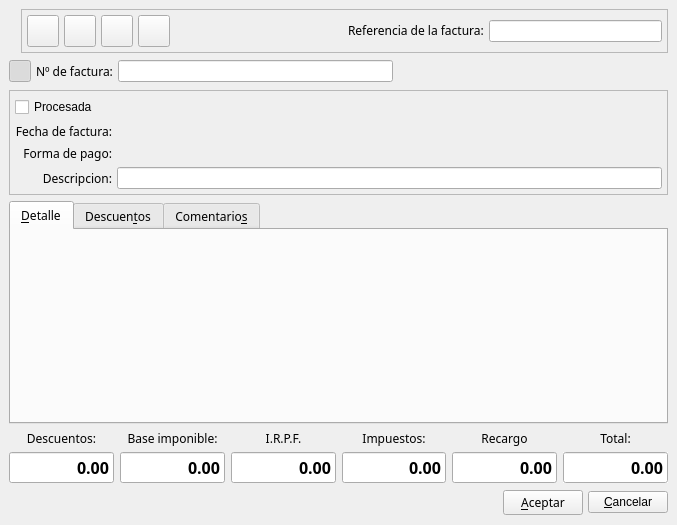
This is bulmages/bulmafact/src/facturapbase.ui in eboladev/Bulmages-1 as Qt 5 draws it before an edit. The edited form follows.
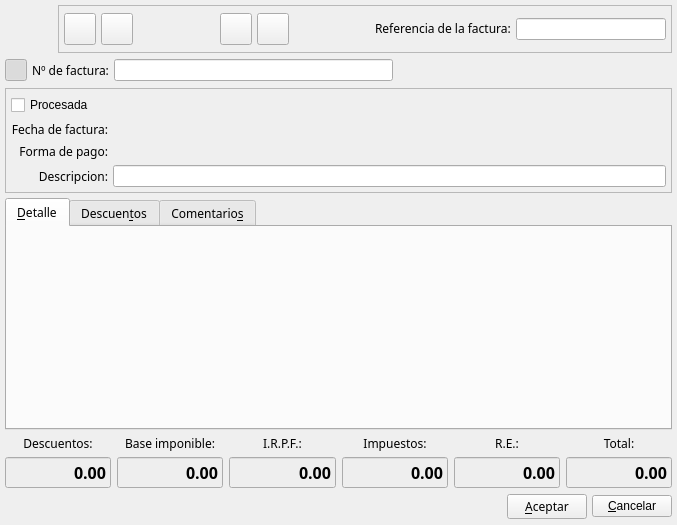
This is the edited form. Icons and pictures are not drawn. Custom widgets are drawn as their Qt base class.

Commit message: Corregido bug #60 y revision otras ventanas.

Patch:
```diff
--- a/bulmages/bulmafact/src/facturapbase.ui
+++ b/bulmages/bulmafact/src/facturapbase.ui
@@ -18,10 +18,10 @@
   </property>
   <layout class="QVBoxLayout" >
    <property name="margin" >
-    <number>9</number>
+    <number>5</number>
    </property>
    <property name="spacing" >
-    <number>6</number>
+    <number>5</number>
    </property>
    <item>
     <layout class="QHBoxLayout" >
@@ -33,6 +33,12 @@
      </property>
      <item>
       <widget class="QLabel" name="pixmapLabel1" >
+       <property name="minimumSize" >
+        <size>
+         <width>48</width>
+         <height>48</height>
+        </size>
+       </property>
        <property name="maximumSize" >
         <size>
          <width>48</width>
@@ -62,19 +68,78 @@
         <property name="spacing" >
          <number>5</number>
         </property>
+        <item row="0" column="1" >
+         <widget class="QToolButton" name="mui_borrar" >
+          <property name="minimumSize" >
+           <size>
+            <width>32</width>
+            <height>32</height>
+           </size>
+          </property>
+          <property name="maximumSize" >
+           <size>
+            <width>32</width>
+            <height>32</height>
+           </size>
+          </property>
+          <property name="toolTip" >
+           <string>Borrar factura</string>
+          </property>
+          <property name="whatsThis" >
+           <string>Borrar factura</string>
+          </property>
+          <property name="text" >
+           <string/>
+          </property>
+          <property name="icon" >
+           <iconset resource="../../bulmages.qrc" >:/Genericos32x32/images/png/i_editDelete.png</iconset>
+          </property>
+          <property name="iconSize" >
+           <size>
+            <width>32</width>
+            <height>32</height>
+           </size>
+          </property>
+         </widget>
+        </item>
+        <item row="0" column="3" >
+         <widget class="QToolButton" name="mui_veralbaranes" >
+          <property name="enabled" >
+           <bool>true</bool>
+          </property>
+          <property name="minimumSize" >
+           <size>
+            <width>32</width>
+            <height>32</height>
+           </size>
+          </property>
+          <property name="maximumSize" >
+           <size>
+            <width>32</width>
+            <height>32</height>
+           </size>
+          </property>
+          <property name="toolTip" >
+           <string>Ver albaranes con la misma referencia</string>
+          </property>
+          <property name="whatsThis" >
+           <string>Ver albaranes con la misma referencia</string>
+          </property>
+          <property name="text" >
+           <string/>
+          </property>
+          <property name="icon" >
+           <iconset resource="../../bulmages.qrc" >:/Bulmafact48x48/images/png/48x48/i_bulmages_compras_albaran.48x48.png</iconset>
+          </property>
+          <property name="iconSize" >
+           <size>
+            <width>32</width>
+            <height>32</height>
+           </size>
+          </property>
+         </widget>
+        </item>
         <item row="0" column="6" >
-         <widget class="BusquedaReferencia" name="m_reffacturap" >
-          <property name="sizePolicy" >
-           <sizepolicy>
-            <hsizetype>7</hsizetype>
-            <vsizetype>0</vsizetype>
-            <horstretch>0</horstretch>
-            <verstretch>0</verstretch>
-           </sizepolicy>
-          </property>
-         </widget>
-        </item>
-        <item row="0" column="5" >
          <widget class="QLabel" name="label5" >
           <property name="sizePolicy" >
            <sizepolicy>
@@ -100,7 +165,59 @@
           </property>
          </widget>
         </item>
-        <item row="0" column="4" >
+        <item row="0" column="0" >
+         <widget class="QToolButton" name="mui_guardar" >
+          <property name="minimumSize" >
+           <size>
+            <width>32</width>
+            <height>32</height>
+           </size>
+          </property>
+          <property name="maximumSize" >
+           <size>
+            <width>32</width>
+            <height>32</height>
+           </size>
+          </property>
+          <property name="toolTip" >
+           <string>Guardar factura</string>
+          </property>
+          <property name="whatsThis" >
+           <string>Guardar factura</string>
+          </property>
+          <property name="text" >
+           <string/>
+          </property>
+          <property name="icon" >
+           <iconset resource="../../bulmages.qrc" >:/Genericos32x32/images/png/i_save.xpm</iconset>
+          </property>
+          <property name="iconSize" >
+           <size>
+            <width>32</width>
+            <height>32</height>
+           </size>
+          </property>
+         </widget>
+        </item>
+        <item row="0" column="7" >
+         <widget class="BusquedaReferencia" name="m_reffacturap" >
+          <property name="sizePolicy" >
+           <sizepolicy>
+            <hsizetype>7</hsizetype>
+            <vsizetype>0</vsizetype>
+            <horstretch>0</horstretch>
+            <verstretch>0</verstretch>
+           </sizepolicy>
+          </property>
+          <property name="minimumSize" >
+           <size>
+            <width>150</width>
+            <height>0</height>
+           </size>
+          </property>
+         </widget>
+        </item>
+        <item row="0" column="5" >
          <spacer>
           <property name="orientation" >
            <enum>Qt::Horizontal</enum>
@@ -116,7 +233,7 @@
           </property>
          </spacer>
         </item>
-        <item row="0" column="3" >
+        <item row="0" column="4" >
          <widget class="QToolButton" name="mui_pagar" >
           <property name="enabled" >
            <bool>true</bool>
@@ -134,10 +251,10 @@
            </size>
           </property>
           <property name="toolTip" >
-           <string>Efectuar pago</string>
+           <string>Registrar pago a proveedor</string>
           </property>
           <property name="whatsThis" >
-           <string>Efectuar pago</string>
+           <string>Registrar pago a proveedor</string>
           </property>
           <property name="text" >
            <string/>
@@ -154,109 +271,17 @@
          </widget>
         </item>
         <item row="0" column="2" >
-         <widget class="QToolButton" name="mui_veralbaranes" >
-          <property name="enabled" >
-           <bool>true</bool>
+         <spacer>
+          <property name="orientation" >
+           <enum>Qt::Horizontal</enum>
           </property>
-          <property name="minimumSize" >
+          <property name="sizeHint" >
            <size>
-            <width>32</width>
-            <height>32</height>
+            <width>40</width>
+            <height>20</height>
            </size>
           </property>
-          <property name="maximumSize" >
-           <size>
-            <width>32</width>
-            <height>32</height>
-           </size>
-          </property>
-          <property name="toolTip" >
-           <string>Ver Albaranes</string>
-          </property>
-          <property name="whatsThis" >
-           <string>Ver Albaranes con la misma referenica</string>
-          </property>
-          <property name="text" >
-           <string/>
-          </property>
-          <property name="icon" >
-           <iconset resource="../../bulmages.qrc" >:/Bulmafact48x48/images/png/48x48/i_bulmages_compras_albaran.48x48.png</iconset>
-          </property>
-          <property name="iconSize" >
-           <size>
-            <width>32</width>
-            <height>32</height>
-           </size>
-          </property>
-         </widget>
-        </item>
-        <item row="0" column="1" >
-         <widget class="QToolButton" name="mui_borrar" >
-          <property name="minimumSize" >
-           <size>
-            <width>32</width>
-            <height>32</height>
-           </size>
-          </property>
-          <property name="maximumSize" >
-           <size>
-            <width>32</width>
-            <height>32</height>
-           </size>
-          </property>
-          <property name="toolTip" >
-           <string>Borrar factura</string>
-          </property>
-          <property name="whatsThis" >
-           <string>Borrar factura</string>
-          </property>
-          <property name="text" >
-           <string/>
-          </property>
-          <property name="icon" >
-           <iconset resource="../../bulmages.qrc" >:/Genericos32x32/images/png/i_editDelete.png</iconset>
-          </property>
-          <property name="iconSize" >
-           <size>
-            <width>32</width>
-            <height>32</height>
-           </size>
-          </property>
-         </widget>
-        </item>
-        <item row="0" column="0" >
-         <widget class="QToolButton" name="mui_guardar" >
-          <property name="minimumSize" >
-           <size>
-            <width>32</width>
-            <height>32</height>
-           </size>
-          </property>
-          <property name="maximumSize" >
-           <size>
-            <width>32</width>
-            <height>32</height>
-           </size>
-          </property>
-          <property name="toolTip" >
-           <string>Guardar factura</string>
-          </property>
-          <property name="whatsThis" >
-           <string>Guardar factura</string>
-          </property>
-          <property name="text" >
-           <string/>
-          </property>
-          <property name="icon" >
-           <iconset resource="../../bulmages.qrc" >:/Genericos32x32/images/png/i_save.xpm</iconset>
-          </property>
-          <property name="iconSize" >
-           <size>
-            <width>32</width>
-            <height>32</height>
-           </size>
-          </property>
-         </widget>
+         </spacer>
         </item>
        </layout>
       </widget>
@@ -645,6 +670,43 @@
          <property name="enabled" >
           <bool>true</bool>
          </property>
+         <property name="palette" >
+          <palette>
+           <active>
+            <colorrole role="Base" >
+             <brush brushstyle="SolidPattern" >
+              <color alpha="255" >
+               <red>238</red>
+               <green>238</green>
+               <blue>238</blue>
+              </color>
+             </brush>
+            </colorrole>
+           </active>
+           <inactive>
+            <colorrole role="Base" >
+             <brush brushstyle="SolidPattern" >
+              <color alpha="255" >
+               <red>238</red>
+               <green>238</green>
+               <blue>238</blue>
+              </color>
+             </brush>
+            </colorrole>
+           </inactive>
+           <disabled>
+            <colorrole role="Base" >
+             <brush brushstyle="SolidPattern" >
+              <color alpha="255" >
+               <red>255</red>
+               <green>255</green>
+               <blue>255</blue>
+              </color>
+             </brush>
+            </colorrole>
+           </disabled>
+          </palette>
+         </property>
          <property name="font" >
           <font>
            <family>Sans Serif</family>
@@ -714,6 +776,43 @@
        </item>
        <item>
         <widget class="QLineEdit" name="m_totalBases" >
+         <property name="palette" >
+          <palette>
+           <active>
+            <colorrole role="Base" >
+             <brush brushstyle="SolidPattern" >
+              <color alpha="255" >
+               <red>238</red>
+               <green>238</green>
+               <blue>238</blue>
+              </color>
+             </brush>
+            </colorrole>
+           </active>
+           <inactive>
+            <colorrole role="Base" >
+             <brush brushstyle="SolidPattern" >
+              <color alpha="255" >
+               <red>238</red>
+               <green>238</green>
+               <blue>238</blue>
+              </color>
+             </brush>
+            </colorrole>
+           </inactive>
+           <disabled>
+            <colorrole role="Base" >
+             <brush brushstyle="SolidPattern" >
+              <color alpha="255" >
+               <red>255</red>
+               <green>255</green>
+               <blue>255</blue>
+              </color>
+             </brush>
+            </colorrole>
+           </disabled>
+          </palette>
+         </property>
          <property name="font" >
           <font>
            <family>Sans Serif</family>
@@ -774,7 +873,7 @@
           </font>
          </property>
          <property name="text" >
-          <string>I.R.P.F.</string>
+          <string>I.R.P.F.:</string>
          </property>
          <property name="alignment" >
           <set>Qt::AlignCenter</set>
@@ -783,6 +882,43 @@
        </item>
        <item>
         <widget class="QLineEdit" name="m_totalIRPF" >
+         <property name="palette" >
+          <palette>
+           <active>
+            <colorrole role="Base" >
+             <brush brushstyle="SolidPattern" >
+              <color alpha="255" >
+               <red>238</red>
+               <green>238</green>
+               <blue>238</blue>
+              </color>
+             </brush>
+            </colorrole>
+           </active>
+           <inactive>
+            <colorrole role="Base" >
+             <brush brushstyle="SolidPattern" >
+              <color alpha="255" >
+               <red>238</red>
+               <green>238</green>
+               <blue>238</blue>
+              </color>
+             </brush>
+            </colorrole>
+           </inactive>
+           <disabled>
+            <colorrole role="Base" >
+             <brush brushstyle="SolidPattern" >
+              <color alpha="255" >
+               <red>255</red>
+               <green>255</green>
+               <blue>255</blue>
+              </color>
+             </brush>
+            </colorrole>
+           </disabled>
+          </palette>
+         </property>
          <property name="font" >
           <font>
            <family>Sans Serif</family>
@@ -852,6 +988,43 @@
        </item>
        <item>
         <widget class="QLineEdit" name="m_totalTaxes" >
+         <property name="palette" >
+          <palette>
+           <active>
+            <colorrole role="Base" >
+             <brush brushstyle="SolidPattern" >
+              <color alpha="255" >
+               <red>238</red>
+               <green>238</green>
+               <blue>238</blue>
+              </color>
+             </brush>
+            </colorrole>
+           </active>
+           <inactive>
+            <colorrole role="Base" >
+             <brush brushstyle="SolidPattern" >
+              <color alpha="255" >
+               <red>238</red>
+               <green>238</green>
+               <blue>238</blue>
+              </color>
+             </brush>
+            </colorrole>
+           </inactive>
+           <disabled>
+            <colorrole role="Base" >
+             <brush brushstyle="SolidPattern" >
+              <color alpha="255" >
+               <red>255</red>
+               <green>255</green>
+               <blue>255</blue>
+              </color>
+             </brush>
+            </colorrole>
+           </disabled>
+          </palette>
+         </property>
          <property name="font" >
           <font>
            <family>Sans Serif</family>
@@ -912,7 +1085,7 @@
           </font>
          </property>
          <property name="text" >
-          <string>Recargo</string>
+          <string>R.E.:</string>
          </property>
          <property name="alignment" >
           <set>Qt::AlignCenter</set>
@@ -921,6 +1094,43 @@
        </item>
        <item>
         <widget class="QLineEdit" name="m_totalReqEq" >
+         <property name="palette" >
+          <palette>
+           <active>
+            <colorrole role="Base" >
+             <brush brushstyle="SolidPattern" >
+              <color alpha="255" >
+               <red>238</red>
+               <green>238</green>
+               <blue>238</blue>
+              </color>
+             </brush>
+            </colorrole>
+           </active>
+           <inactive>
+            <colorrole role="Base" >
+             <brush brushstyle="SolidPattern" >
+              <color alpha="255" >
+               <red>238</red>
+               <green>238</green>
+               <blue>238</blue>
+              </color>
+             </brush>
+            </colorrole>
+           </inactive>
+           <disabled>
+            <colorrole role="Base" >
+             <brush brushstyle="SolidPattern" >
+              <color alpha="255" >
+               <red>255</red>
+               <green>255</green>
+               <blue>255</blue>
+              </color>
+             </brush>
+            </colorrole>
+           </disabled>
+          </palette>
+         </property>
          <property name="font" >
           <font>
            <family>Sans Serif</family>
@@ -993,6 +1203,43 @@
          <property name="enabled" >
           <bool>true</bool>
          </property>
+         <property name="palette" >
+          <palette>
+           <active>
+            <colorrole role="Base" >
+             <brush brushstyle="SolidPattern" >
+              <color alpha="255" >
+               <red>238</red>
+               <green>238</green>
+               <blue>238</blue>
+              </color>
+             </brush>
+            </colorrole>
+           </active>
+           <inactive>
+            <colorrole role="Base" >
+             <brush brushstyle="SolidPattern" >
+              <color alpha="255" >
+               <red>238</red>
+               <green>238</green>
+               <blue>238</blue>
+              </color>
+             </brush>
+            </colorrole>
+           </inactive>
+           <disabled>
+            <colorrole role="Base" >
+             <brush brushstyle="SolidPattern" >
+              <color alpha="255" >
+               <red>255</red>
+               <green>255</green>
+               <blue>255</blue>
+              </color>
+             </brush>
+            </colorrole>
+           </disabled>
+          </palette>
+         </property>
          <property name="font" >
           <font>
            <family>Sans Serif</family>
@@ -1084,15 +1331,25 @@
  <layoutdefault spacing="2" margin="2" />
  <customwidgets>
   <customwidget>
-   <class>BusquedaProveedor</class>
+   <class>BusquedaFormaPago</class>
    <extends>QWidget</extends>
-   <header>busquedaproveedor.h</header>
+   <header>busquedaformapago.h</header>
+  </customwidget>
+  <customwidget>
+   <class>ListLinFacturaProveedorView</class>
+   <extends>QWidget</extends>
+   <header>listlinfacturapview.h</header>
   </customwidget>
   <customwidget>
    <class>BusquedaFecha</class>
    <extends>QWidget</extends>
    <header>../../../bulmalib/busquedafecha.h</header>
   </customwidget>
+  <customwidget>
+   <class>BusquedaProveedor</class>
+   <extends>QWidget</extends>
+   <header>busquedaproveedor.h</header>
+  </customwidget>
   <customwidget>
    <class>BusquedaReferencia</class>
    <extends>QLineEdit</extends>
@@ -1103,16 +1360,6 @@
    <extends>QWidget</extends>
    <header>listdescfacturaprovview.h</header>
   </customwidget>
-  <customwidget>
-   <class>BusquedaFormaPago</class>
-   <extends>QWidget</extends>
-   <header>busquedaformapago.h</header>
-  </customwidget>
-  <customwidget>
-   <class>ListLinFacturaProveedorView</class>
-   <extends>QWidget</extends>
-   <header>listlinfacturapview.h</header>
-  </customwidget>
  </customwidgets>
  <resources>
   <include location="../../bulmages.qrc" />
```
The commit also changes 6 other files.
